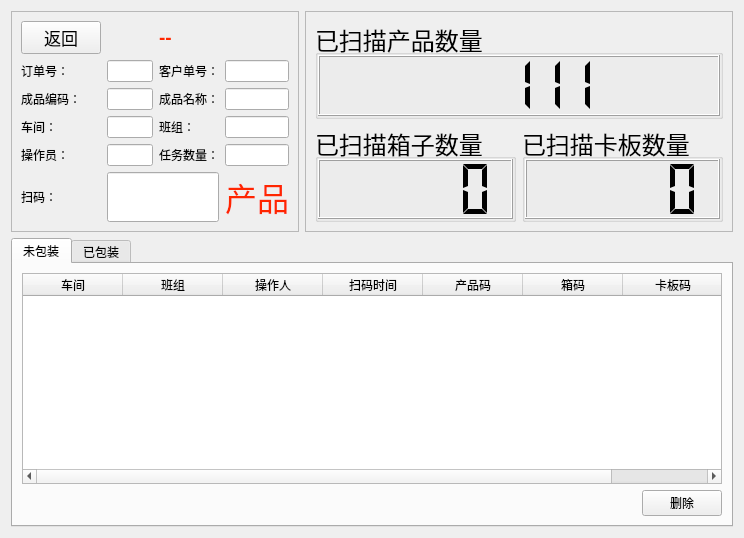
First picture: the form in ui/scan_frame.ui, repository izerui/scanrun, before the edit.
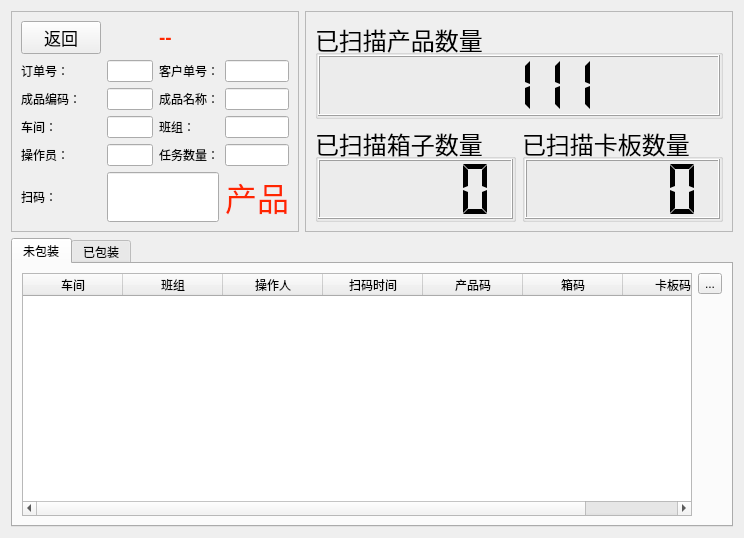
Second picture: the form after the edit. Icons and pictures are not drawn.

```diff
--- a/ui/scan_frame.ui
+++ b/ui/scan_frame.ui
@@ -28,11 +28,14 @@
      <property name="currentIndex">
       <number>0</number>
      </property>
+     <property name="usesScrollButtons">
+      <bool>false</bool>
+     </property>
      <widget class="QWidget" name="tab0">
       <attribute name="title">
        <string>未包装</string>
       </attribute>
-      <layout class="QVBoxLayout" name="verticalLayout">
+      <layout class="QHBoxLayout" name="horizontalLayout">
        <item>
         <widget class="QTableWidget" name="table0">
          <property name="focusPolicy">
@@ -90,23 +93,8 @@
          </column>
         </widget>
        </item>
-       <item>
-        <widget class="QWidget" name="widget" native="true">
-         <layout class="QGridLayout" name="gridLayout_4">
-          <property name="leftMargin">
-           <number>0</number>
-          </property>
-          <property name="topMargin">
-           <number>0</number>
-          </property>
-          <property name="rightMargin">
-           <number>0</number>
-          </property>
-          <property name="bottomMargin">
-           <number>0</number>
-          </property>
-          <item row="0" column="1">
-           <widget class="QPushButton" name="pushButton_2">
+       <item alignment="Qt::AlignTop">
+        <widget class="QToolButton" name="toolButton">
             <property name="cursor">
              <cursorShape>PointingHandCursor</cursorShape>
             </property>
@@ -114,29 +102,19 @@
              <enum>Qt::ClickFocus</enum>
             </property>
             <property name="text">
-             <string>删除</string>
+          <string>...</string>
             </property>
             <property name="icon">
              <iconset>
               <normalon>:/logo/pic/delete.png</normalon>
              </iconset>
             </property>
-           </widget>
-          </item>
-          <item row="0" column="0">
-           <spacer name="horizontalSpacer_2">
-            <property name="orientation">
-             <enum>Qt::Horizontal</enum>
-            </property>
-            <property name="sizeHint" stdset="0">
+         <property name="iconSize">
              <size>
-              <width>40</width>
-              <height>20</height>
-             </size>
-            </property>
-           </spacer>
-          </item>
-         </layout>
+           <width>24</width>
+           <height>24</height>
+          </size>
+         </property>
         </widget>
        </item>
       </layout>
```
Left out of the diff: 35 changed lines with no effect on the pictures. Lines whose indentation alone changed are shown as unchanged.
